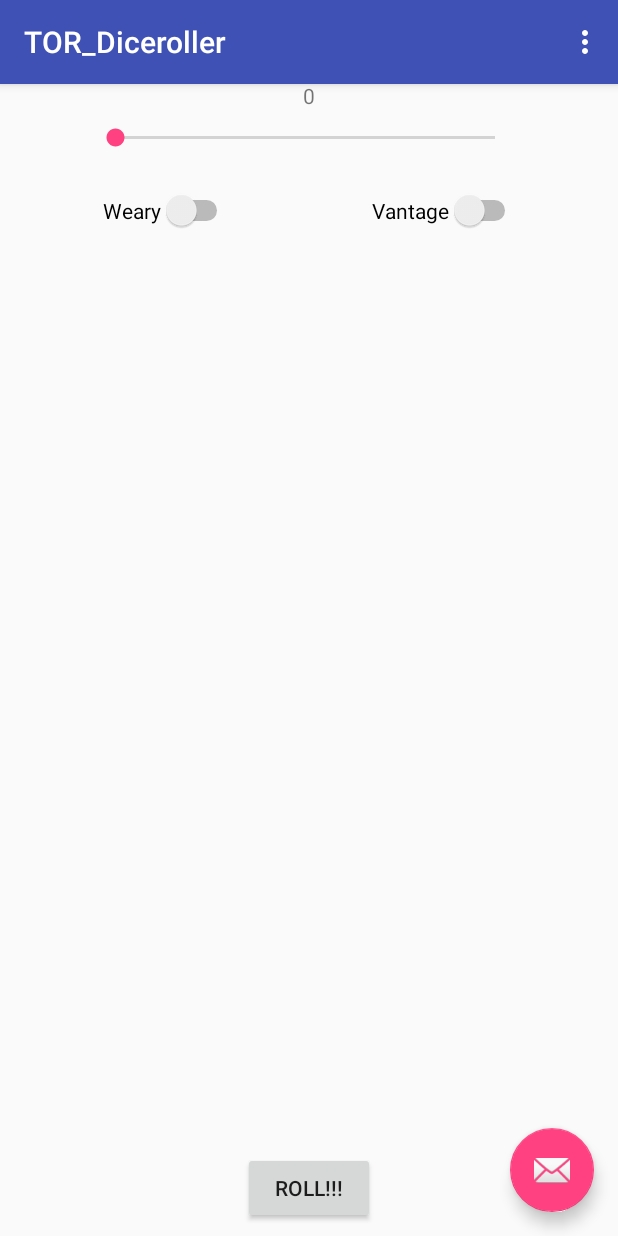
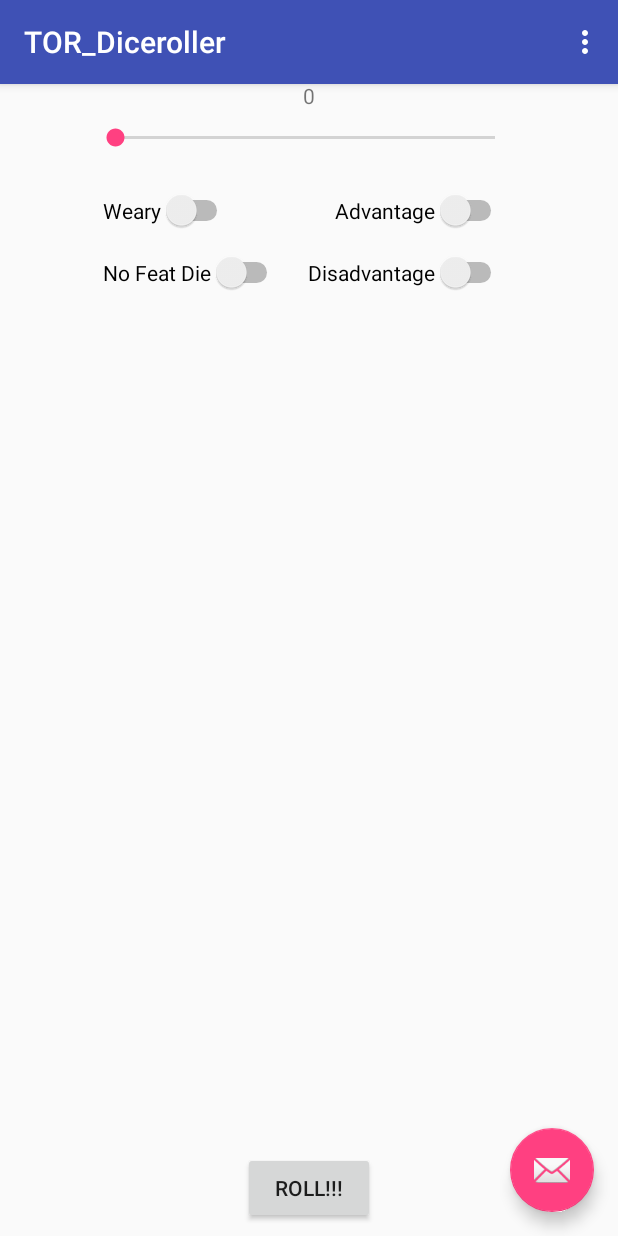
Before and after one commit to chimzart/TOR_Diceroller, an Android app: the screen it shows after launch (MainActivity), on a phone screen of 412 x 824 dp. Run offline under Robolectric (Android 15) with nearby library versions, the light colour scheme and no system bars.

Commit message:
Bug Fix: -none
  Added Features:

  -Advantage/Disadvantage function
  -No Feat die routine
  - Switches interlock
 - drawable dice resources.

```diff
--- a/app/src/main/java/chimzart/tor_diceroller/MainActivity.java
+++ b/app/src/main/java/chimzart/tor_diceroller/MainActivity.java
@@ -8,18 +8,22 @@ import android.support.v7.app.AppCompatActivity;
 import android.support.v7.widget.Toolbar;
 import android.view.*;
 import android.widget.*;
+import java.util.Arrays;
+import java.util.Collections;
 
 public class MainActivity extends AppCompatActivity {
 
 // componentes interface
     private SeekBar seekBar_dices;
-    private Switch switch_vantage;
+    private Switch switch_disadvantage;
+    private Switch switch_advantage;
+    private Switch switch_feat;
     private Switch switch_weary;
     private Button button_roll;
     private TextView seekBar_progress;
     private int diceValue = 0;
-    //private boolean vantage_Status = false;
-    //private int disvantage_Status = false;
+    //private boolean advantage_Status = false;
+    //private int disadvantage_Status = false;
     //private int weary_Status = false;
 
 // cria a interface
@@ -32,8 +36,10 @@ public class MainActivity extends AppCompatActivity {
 
         seekBar_dices = (SeekBar) findViewById(R.id.seekBar_dices);
         seekBar_progress = (TextView) findViewById(R.id.seekBar_progress);
-        switch_vantage = (Switch) findViewById(R.id.switch_vantage);
+        switch_feat = (Switch) findViewById(R.id.switch_feat);
         switch_weary = (Switch) findViewById(R.id.switch_weary);
+        switch_advantage = (Switch) findViewById(R.id.switch_advantage);
+        switch_disadvantage = (Switch) findViewById(R.id.switch_disadvantage);
         button_roll = (Button) findViewById(R.id.button_roll);
 
         Toolbar toolbar = (Toolbar) findViewById(R.id.toolbar);
@@ -58,7 +64,42 @@ public class MainActivity extends AppCompatActivity {
             }
         });
 
+//Switches
 
+        switch_feat.setOnCheckedChangeListener(new CompoundButton.OnCheckedChangeListener() {
+            @Override
+            public void onCheckedChanged(CompoundButton buttonView, boolean isChecked) {
+                if (isChecked) {
+                    switch_advantage.setEnabled(false);
+                    switch_disadvantage.setEnabled(false);
+                } else {
+                    switch_advantage.setEnabled(true);
+                    switch_disadvantage.setEnabled(true);
+                }
+            }
+        });
+
+        switch_advantage.setOnCheckedChangeListener(new CompoundButton.OnCheckedChangeListener() {
+            @Override
+            public void onCheckedChanged(CompoundButton buttonView, boolean isChecked) {
+                if (isChecked) {
+                    switch_disadvantage.setEnabled(false);
+                } else {
+                    switch_disadvantage.setEnabled(true);
+                }
+            }
+        });
+
+        switch_disadvantage.setOnCheckedChangeListener(new CompoundButton.OnCheckedChangeListener() {
+            @Override
+            public void onCheckedChanged(CompoundButton buttonView, boolean isChecked) {
+                if (isChecked) {
+                    switch_advantage.setEnabled(false);
+                } else {
+                    switch_advantage.setEnabled(true);
+                }
+            }
+        });
 //Button
         button_roll.setOnClickListener(new View.OnClickListener(){
             @Override
@@ -77,17 +118,36 @@ public class MainActivity extends AppCompatActivity {
 
                 }
                 //account for great and extraordinary sucess
+
+
                 //roll the feat die
-                int Roll = diceRoll(12);
-                //check weary status and ignore the lessers results
-                ResString += " |Feat Die:";
-                if(switch_weary.isChecked() && Roll<= 3 ){
-                    ResString += ": NULO";
-                }else{
-                    ResString += ": " +Roll;}
+                if(!switch_feat.isChecked()) {
 
-                //roll again for vantage/disvantage plays
-                //check for Gandalf's rune and Sauron's eye
+                    //roll again for vantage/disvantage plays
+                    Integer[] RollAr = new Integer[] {0,0};
+                    RollAr[0] = diceRoll(12);
+                    RollAr[1] = diceRoll(12);
+
+                    if(switch_advantage.isChecked()) {
+                        Arrays.sort(RollAr, Collections.reverseOrder());
+                    }
+                    if(switch_disadvantage.isChecked()) {
+                        Arrays.sort(RollAr);
+
+
+                    }
+
+                    //check weary status and ignore the lessers results
+                    ResString += " |Feat Die:";
+                    if (switch_weary.isChecked() && RollAr[0] <= 3) {
+                        ResString += ": NULO";
+                    } else {
+                        ResString += ": " + RollAr[0];
+                    }
+
+
+                    //check for Gandalf's rune and Sauron's eye
+                }
 
                 AlertDialog.Builder dlg = new AlertDialog.Builder(MainActivity.this);
                 dlg.setMessage(ResString);
--- a/app/src/main/res/layout/content_main.xml
+++ b/app/src/main/res/layout/content_main.xml
@@ -44,13 +44,13 @@
         android:layout_marginTop="81dp" />
 
     <Switch
-        android:id="@+id/switch_vantage"
+        android:id="@+id/switch_advantage"
         android:layout_width="wrap_content"
         android:layout_height="wrap_content"
+        android:layout_marginRight="8dp"
+        android:layout_marginTop="24dp"
         android:text="@string/switch_main_2"
-        android:layout_marginRight="-1dp"
         app:layout_constraintRight_toRightOf="@+id/seekBar_dices"
-        android:layout_marginTop="24dp"
         app:layout_constraintTop_toBottomOf="@+id/seekBar_dices" />
 
     <Switch
@@ -73,4 +73,24 @@
         app:layout_constraintLeft_toLeftOf="parent"
         app:layout_constraintRight_toRightOf="parent" />
 
+    <Switch
+        android:id="@+id/switch_disadvantage"
+        android:layout_width="wrap_content"
+        android:layout_height="wrap_content"
+        android:layout_marginTop="14dp"
+        android:text="@string/switch_main_3"
+        app:layout_constraintTop_toBottomOf="@+id/switch_advantage"
+        android:layout_marginRight="0dp"
+        app:layout_constraintRight_toRightOf="@+id/switch_advantage" />
+
+    <Switch
+        android:id="@+id/switch_feat"
+        android:layout_width="wrap_content"
+        android:layout_height="wrap_content"
+        android:text="@string/switch_main_4"
+        android:layout_marginLeft="0dp"
+        app:layout_constraintLeft_toLeftOf="@+id/switch_weary"
+        android:layout_marginTop="14dp"
+        app:layout_constraintTop_toBottomOf="@+id/switch_weary" />
+
 </android.support.constraint.ConstraintLayout>
--- a/app/src/main/res/values/strings.xml
+++ b/app/src/main/res/values/strings.xml
@@ -4,8 +4,10 @@
     <string name="test_app">Test1</string>
     <string name="button_main">Roll!!!</string>
     <string name="switch_main_1">Weary</string>
-    <string name="switch_main_2">Vantage</string>
-    <string name="seekbar_main"># of Dices</string>
+    <string name="switch_main_2">Advantage</string>
+    <string name="switch_main_3">Disadvantage</string>
+    <string name="switch_main_4">No Feat Die</string>
+    <string name="seekbar_main"># of Dice</string>
 
     <string name="title_activity_loading">LoadingActivity</string>
     <string name="dummy_button">Dummy Button</string>
```
Also changed, not shown: app/src/main/res/drawable-hdpi/d12_1.png (added), app/src/main/res/drawable-mdpi/d12_1.png (added), app/src/main/res/drawable-xhdpi/d12_1.png (added), app/src/main/res/drawable-xxhdpi/d12_1.png (added).
